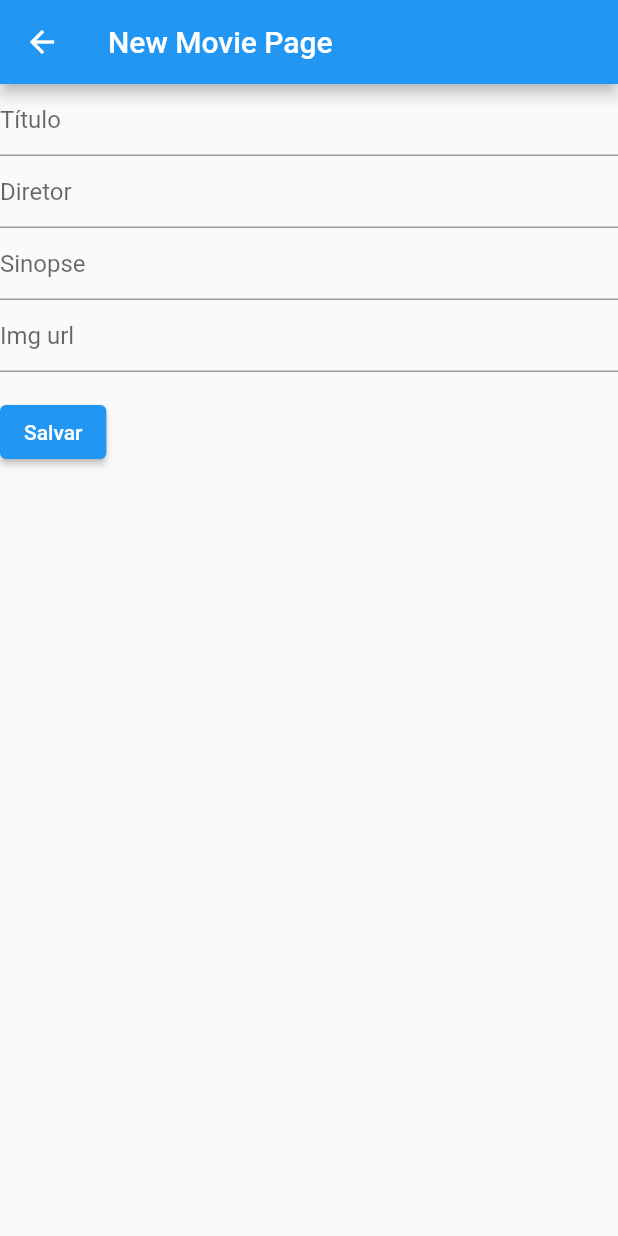
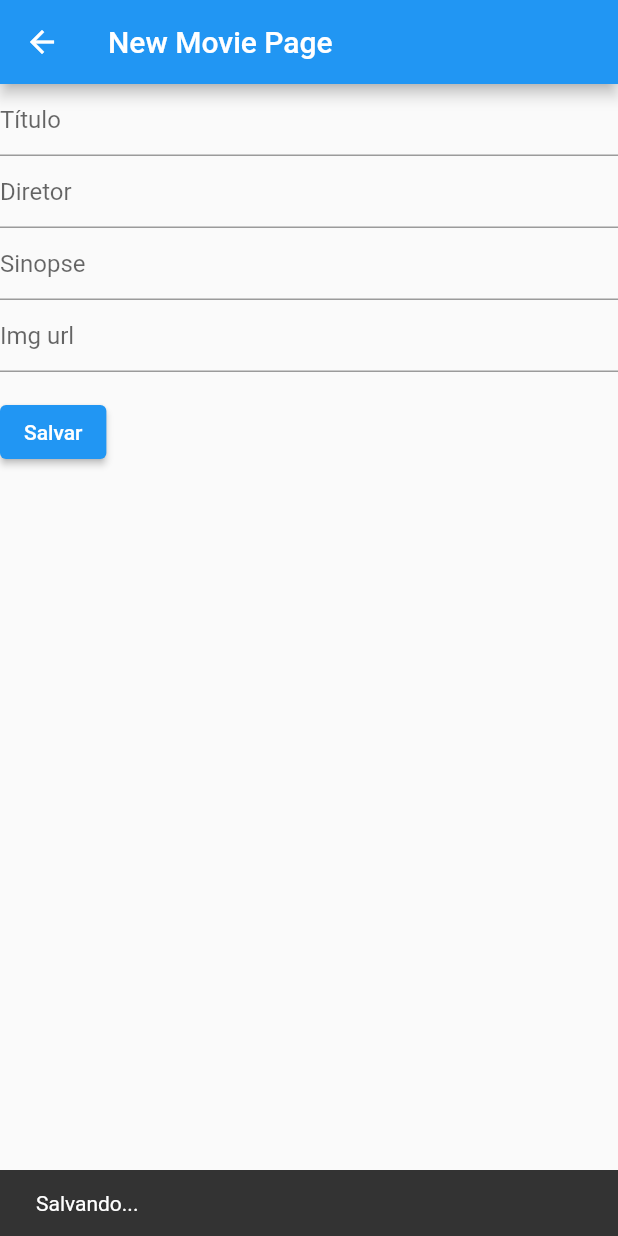
Before and after one commit to summerclasssti/summerclassflutter, a Flutter app: the NewMoviePage screen opened directly with empty values, after a tap on "Salvar", on a phone screen of 412 x 824 dp. Run offline on Flutter 3.47's test engine with Material 2 defaults, Android fonts, the phone set to English and light mode, and no system bars; our stand-ins replace flutter_dotenv, get; missing offline and left inert: gsheets, vertical_card_pager; network calls fail.

Commit message:
mensagens sobre salvameto ou delecao adicionadas

```diff
--- a/lib/app/ui/new_movie/new_movie.dart
+++ b/lib/app/ui/new_movie/new_movie.dart
@@ -102,8 +102,9 @@ class NewMoviePage extends GetView<NewMovieController> {
                       if (_formKey.currentState!.validate()) {
                         // Process data.
                         _formKey.currentState!.save();
-                        debugPrint(newIndex.toString());
                         controller.postMovie(newIndex, titulo!, diretor!, sinopse!, img!);
+                        ScaffoldMessenger.of(context).showSnackBar(
+                            const SnackBar(content: Text('Salvando...')));
                       }
                     },
                     child: const Text('Salvar'),
--- a/lib/app/ui/update_movie/update_movie.dart
+++ b/lib/app/ui/update_movie/update_movie.dart
@@ -111,6 +111,8 @@ class UpdateMoviePage extends GetView<UpdateMovieController> {
                             _formKey.currentState!.save();
                             debugPrint(updateIndex.toString());
                             controller.updateMovie(updateIndex, titulo!, diretor!, sinopse!, img!);
+                            ScaffoldMessenger.of(context).showSnackBar(
+                                const SnackBar(content: Text('Salvando...')));
                           }
                         },
                         child: const Text('Salvar'),
```
Also changed, not shown: lib/app/ui/details/details_page.dart (+6 -1 lines).
